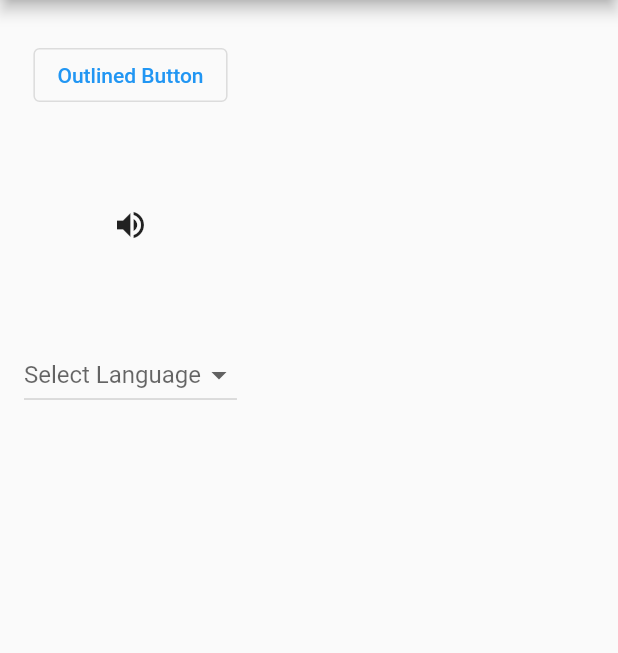
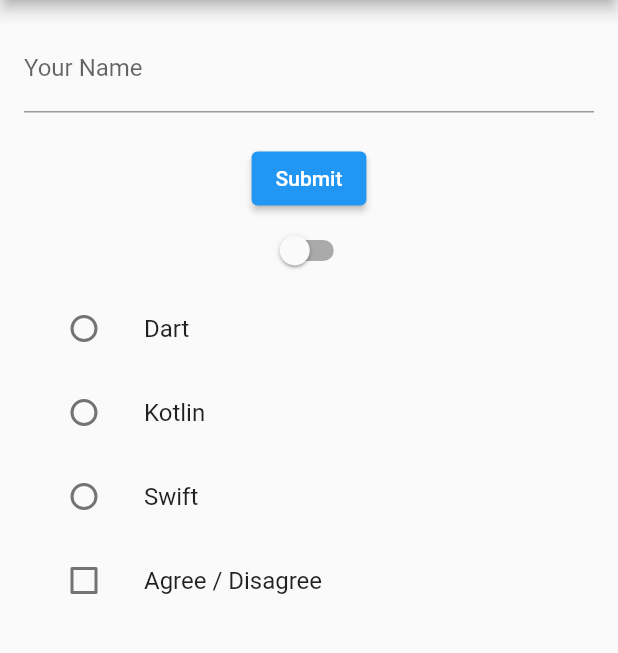
Before and after one commit to aiguh97/flutter-pemula-dicoding, a Flutter app: the screen it shows after launch, on a phone screen of 412 x 824 dp, the part 84-737 px from its top. Run offline on Flutter 3.47's test engine with Material 3 defaults, Android fonts, the phone set to English and light mode, and no system bars.

Commit message:
8_input_widget

```diff
--- /dev/null
+++ b/lib/CustomInputScreen.dart
@@ -0,0 +1,143 @@
+import 'package:flutter/material.dart';
+
+class CustomInputScreen extends StatefulWidget {
+  const CustomInputScreen({super.key});
+
+  @override
+  State<CustomInputScreen> createState() => _CustomInputScreen();
+}
+
+class _CustomInputScreen extends State<CustomInputScreen> {
+  final TextEditingController _controller = TextEditingController();
+  bool lightOn = false;
+  String? language;
+  bool agree = false;
+
+  @override
+  void dispose() {
+    _controller.dispose();
+    super.dispose();
+  }
+
+  @override
+  Widget build(BuildContext context) {
+    return Scaffold(
+      appBar: AppBar(
+        title: const Text('First Screen'),
+        centerTitle: false,
+        backgroundColor: Colors.blue,
+        foregroundColor: Colors.white,
+      ),
+      body: Padding(
+        padding: const EdgeInsets.all(16.0),
+        child: Column(
+          children: [
+            TextField(
+              controller: _controller,
+              decoration: const InputDecoration(
+                hintText: 'Write your name here...',
+                labelText: 'Your Name',
+              ),
+            ),
+            const SizedBox(height: 20),
+            ElevatedButton(
+              child: const Text('Submit'),
+              onPressed: () {
+                showDialog(
+                  context: context,
+                  builder: (context) {
+                    return AlertDialog(
+                      content: Text('Hello, ${_controller.text}'),
+                    );
+                  },
+                );
+              },
+            ),
+
+            Switch(
+              value: lightOn,
+              onChanged: (bool value) {
+                setState(() {
+                  lightOn = value;
+                });
+
+                ScaffoldMessenger.of(context).showSnackBar(
+                  SnackBar(
+                    content: Text(lightOn ? 'Light On' : 'Light Off'),
+                    duration: Duration(seconds: 1),
+                  ),
+                );
+              },
+            ),
+
+            Column(
+              mainAxisSize: MainAxisSize.min,
+              children: <Widget>[
+                ListTile(
+                  leading: Radio<String>(
+                    value: 'Dart',
+                    groupValue: language,
+                    onChanged: (String? value) {
+                      setState(() {
+                        language = value;
+                        showSnackbar();
+                      });
+                    },
+                  ),
+                  title: Text('Dart'),
+                ),
+                ListTile(
+                  leading: Radio<String>(
+                    value: 'Kotlin',
+                    groupValue: language,
+                    onChanged: (String? value) {
+                      setState(() {
+                        language = value;
+                        showSnackbar();
+                      });
+                    },
+                  ),
+                  title: Text('Kotlin'),
+                ),
+                ListTile(
+                  leading: Radio<String>(
+                    value: 'Swift',
+                    groupValue: language,
+                    onChanged: (String? value) {
+                      setState(() {
+                        language = value;
+                        showSnackbar();
+                      });
+                    },
+                  ),
+                  title: Text('Swift'),
+                ),
+              ],
+            ),
+
+            ListTile(
+              leading: Checkbox(
+                value: agree,
+                onChanged: (bool? value) {
+                  setState(() {
+                    agree = value!;
+                  });
+                },
+              ),
+              title: Text('Agree / Disagree'),
+            ),
+          ],
+        ),
+      ),
+    );
+  }
+
+  void showSnackbar() {
+    ScaffoldMessenger.of(context).showSnackBar(
+      SnackBar(
+        content: Text('$language selected'),
+        duration: Duration(seconds: 1),
+      ),
+    );
+  }
+}
--- a/lib/main.dart
+++ b/lib/main.dart
@@ -2,6 +2,7 @@ import 'package:flutter/material.dart';
 import 'package:flutter_pemula_dicoding/CustomButton.dart';
 import 'package:flutter_pemula_dicoding/CustomCenter.dart';
 import 'package:flutter_pemula_dicoding/CustomContainer.dart';
+import 'package:flutter_pemula_dicoding/CustomInputScreen.dart';
 import 'package:flutter_pemula_dicoding/CustomPadding.dart';
 import 'package:flutter_pemula_dicoding/CustomRowColumn.dart';
 import 'package:flutter_pemula_dicoding/FirstScreen.dart';
@@ -31,7 +32,7 @@ class MyApp extends StatelessWidget {
           foregroundColor: Colors.white,
         ),
       ),
-      home: CustomButtonScreen(),
+      home: CustomInputScreen(),
     );
   }
 }
```
